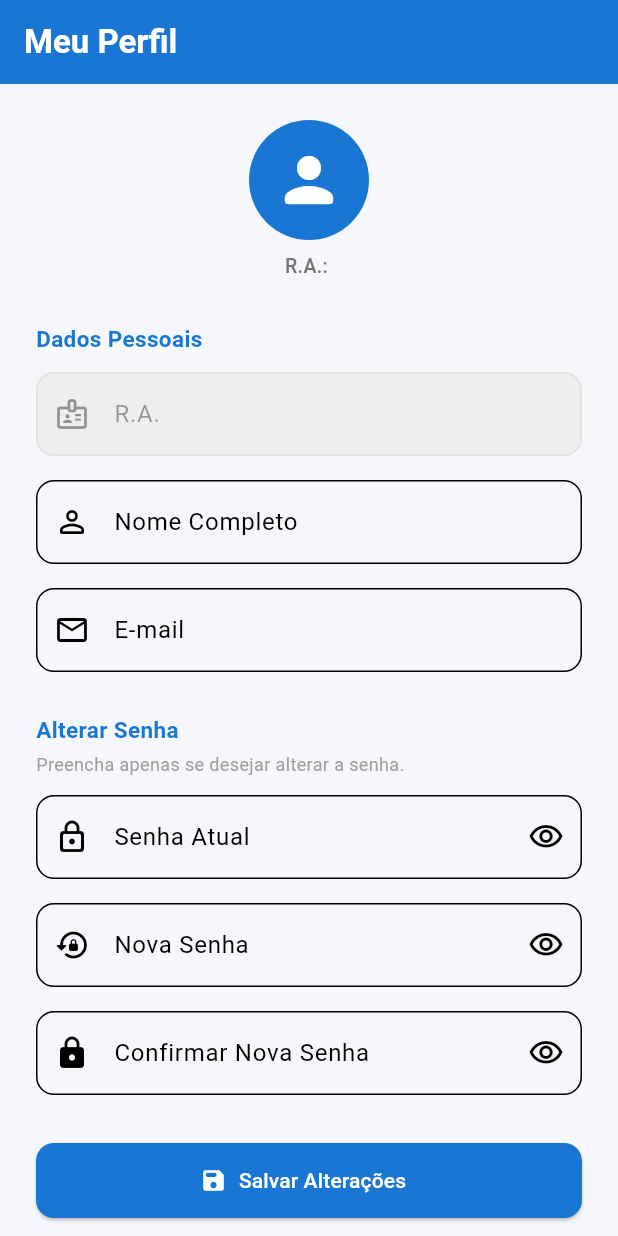
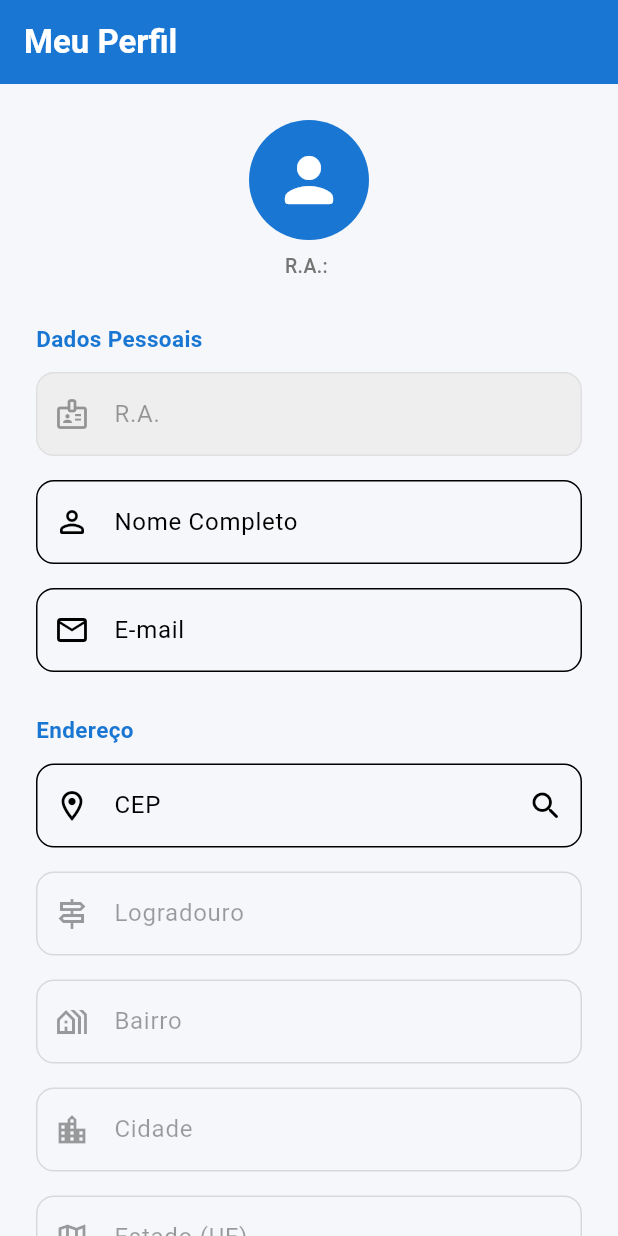
Before and after one commit to amand4morais/C.A.T, a Flutter app: the ProfileView screen opened by its route, on a phone screen of 412 x 824 dp. Run offline on Flutter 3.47's test engine with Material 3 defaults, Android fonts, the phone set to English and light mode, and no system bars; our stand-ins replace flutter_dotenv, go_router, image_picker, shared_preferences, supabase_flutter; accounts and stored records are empty.

Commit message:
feat: add viaCEP, add melhora nos views, arrumada model para receber CEP

```diff
--- /dev/null
+++ b/lib/models/address_model.dart
@@ -0,0 +1,25 @@
+class Address {
+  final String cep;
+  final String logradouro;
+  final String bairro;
+  final String localidade;
+  final String uf;
+
+  const Address({
+    required this.cep,
+    required this.logradouro,
+    required this.bairro,
+    required this.localidade,
+    required this.uf,
+  });
+
+  factory Address.fromJson(Map<String, dynamic> json) {
+    return Address(
+      cep: json['cep']?.toString() ?? '',
+      logradouro: json['logradouro']?.toString() ?? '',
+      bairro: json['bairro']?.toString() ?? '',
+      localidade: json['localidade']?.toString() ?? '',
+      uf: json['uf']?.toString() ?? '',
+    );
+  }
+}
--- a/lib/models/user_model.dart
+++ b/lib/models/user_model.dart
@@ -4,6 +4,12 @@ class User {
   final String email;
   final DateTime dataNascimento;
   final String senha;
+  final String? cep;
+  final String? logradouro;
+  final String? bairro;
+  final String? localidade;
+  final String? uf;
+  final String? fotoUrl;
 
   const User({
     required this.ra,
@@ -11,5 +17,11 @@ class User {
     required this.email,
     required this.dataNascimento,
     required this.senha,
+    this.cep,
+    this.logradouro,
+    this.bairro,
+    this.localidade,
+    this.uf,
+    this.fotoUrl,
   });
 }
--- a/lib/views/profile_view.dart
+++ b/lib/views/profile_view.dart
@@ -1,5 +1,6 @@
 import 'package:flutter/material.dart';
 import 'package:go_router/go_router.dart';
+import 'package:image_picker/image_picker.dart';
 import 'package:provider/provider.dart';
 
 import '../viewmodels/auth_viewmodel.dart';
@@ -15,6 +16,11 @@ class _ProfileViewState extends State<ProfileView> {
   final _formKey = GlobalKey<FormState>();
   late final TextEditingController _nomeController;
   late final TextEditingController _emailController;
+  late final TextEditingController _cepController;
+  late final TextEditingController _logradouroController;
+  late final TextEditingController _bairroController;
+  late final TextEditingController _localidadeController;
+  late final TextEditingController _ufController;
   final TextEditingController _senhaAtualController = TextEditingController();
   final TextEditingController _novaSenhaController = TextEditingController();
   final TextEditingController _confirmarSenhaController =
@@ -30,12 +36,22 @@ class _ProfileViewState extends State<ProfileView> {
     final user = context.read<AuthViewModel>().currentUser;
     _nomeController = TextEditingController(text: user?.nome ?? '');
     _emailController = TextEditingController(text: user?.email ?? '');
+    _cepController = TextEditingController(text: user?.cep ?? '');
+    _logradouroController = TextEditingController(text: user?.logradouro ?? '');
+    _bairroController = TextEditingController(text: user?.bairro ?? '');
+    _localidadeController = TextEditingController(text: user?.localidade ?? '');
+    _ufController = TextEditingController(text: user?.uf ?? '');
   }
 
   @override
   void dispose() {
     _nomeController.dispose();
     _emailController.dispose();
+    _cepController.dispose();
+    _logradouroController.dispose();
+    _bairroController.dispose();
+    _localidadeController.dispose();
+    _ufController.dispose();
     _senhaAtualController.dispose();
     _novaSenhaController.dispose();
     _confirmarSenhaController.dispose();
@@ -69,6 +85,11 @@ class _ProfileViewState extends State<ProfileView> {
     await viewModel.updateProfile(
       nome: _nomeController.text.trim(),
       email: _emailController.text.trim(),
+      cep: _cepController.text.trim(),
+      logradouro: _logradouroController.text.trim(),
+      bairro: _bairroController.text.trim(),
+      localidade: _localidadeController.text.trim(),
+      uf: _ufController.text.trim(),
     );
 
     if (mounted) {
@@ -89,6 +110,47 @@ class _ProfileViewState extends State<ProfileView> {
     if (mounted) context.go('/login');
   }
 
+  Future<void> _buscarCep() async {
+    final cep = _cepController.text.replaceAll(RegExp(r'[^0-9]'), '');
+    if (cep.length != 8) return;
+    final address = await context.read<AuthViewModel>().fetchCep(cep);
+    if (address != null && mounted) {
+      _logradouroController.text = address.logradouro;
+      _bairroController.text = address.bairro;
+      _localidadeController.text = address.localidade;
+      _ufController.text = address.uf;
+    }
+  }
+
+  void _mostrarOpcoesImagem(AuthViewModel viewModel) {
+    showModalBottomSheet<void>(
+      context: context,
+      builder: (sheetContext) {
+        return Column(
+          mainAxisSize: MainAxisSize.min,
+          children: [
+            ListTile(
+              leading: const Icon(Icons.camera_alt_rounded),
+              title: const Text('Câmera'),
+              onTap: () {
+                Navigator.of(sheetContext).pop();
+                viewModel.updateProfileImage(ImageSource.camera);
+              },
+            ),
+            ListTile(
+              leading: const Icon(Icons.photo_library_rounded),
+              title: const Text('Galeria'),
+              onTap: () {
+                Navigator.of(sheetContext).pop();
+                viewModel.updateProfileImage(ImageSource.gallery);
+              },
+            ),
+          ],
+        );
+      },
+    );
+  }
+
   @override
   Widget build(BuildContext context) {
     return Scaffold(
@@ -105,6 +167,7 @@ class _ProfileViewState extends State<ProfileView> {
       body: Consumer<AuthViewModel>(
         builder: (context, viewModel, _) {
           final user = viewModel.currentUser;
+          final fotoUrl = user?.fotoUrl;
           return SingleChildScrollView(
             padding: const EdgeInsets.all(24),
             child: Center(
@@ -116,13 +179,25 @@ class _ProfileViewState extends State<ProfileView> {
                     crossAxisAlignment: CrossAxisAlignment.stretch,
                     children: [
                       Center(
-                        child: CircleAvatar(
-                          radius: 40,
-                          backgroundColor: const Color(0xFF1976D2),
-                          child: const Icon(
-                            Icons.person_rounded,
-                            size: 48,
-                            color: Colors.white,
+                        child: GestureDetector(
+                          onTap: () => _mostrarOpcoesImagem(viewModel),
+                          child: CircleAvatar(
+                            radius: 40,
+                            backgroundColor:
+                                fotoUrl != null && fotoUrl.isNotEmpty
+                                ? Colors.transparent
+                                : const Color(0xFF1976D2),
+                            backgroundImage:
+                                fotoUrl != null && fotoUrl.isNotEmpty
+                                ? NetworkImage(fotoUrl)
+                                : null,
+                            child: fotoUrl != null && fotoUrl.isNotEmpty
+                                ? null
+                                : const Icon(
+                                    Icons.person_rounded,
+                                    size: 48,
+                                    color: Colors.white,
+                                  ),
                           ),
                         ),
                       ),
@@ -174,6 +249,57 @@ class _ProfileViewState extends State<ProfileView> {
                           prefixIcon: Icon(Icons.email_outlined),
                         ),
                         validator: viewModel.validateEmail,
+                      ),
+                      const SizedBox(height: 28),
+                      const _SectionTitle(title: 'Endereço'),
+                      const SizedBox(height: 12),
+                      TextFormField(
+                        controller: _cepController,
+                        keyboardType: TextInputType.number,
+                        decoration: InputDecoration(
+                          labelText: 'CEP',
+                          prefixIcon: const Icon(Icons.location_on_outlined),
+                          suffixIcon: IconButton(
+                            icon: const Icon(Icons.search_rounded),
+                            onPressed: _buscarCep,
+                          ),
+                        ),
+                      ),
+                      const SizedBox(height: 16),
+                      TextFormField(
+                        controller: _logradouroController,
+                        enabled: false,
+                        decoration: const InputDecoration(
+                          labelText: 'Logradouro',
+                          prefixIcon: Icon(Icons.signpost_outlined),
+                        ),
+                      ),
+                      const SizedBox(height: 16),
+                      TextFormField(
+                        controller: _bairroController,
+                        enabled: false,
+                        decoration: const InputDecoration(
+                          labelText: 'Bairro',
+                          prefixIcon: Icon(Icons.holiday_village_outlined),
+                        ),
+                      ),
+                      const SizedBox(height: 16),
+                      TextFormField(
+                        controller: _localidadeController,
+                        enabled: false,
+                        decoration: const InputDecoration(
+                          labelText: 'Cidade',
+                          prefixIcon: Icon(Icons.location_city_outlined),
+                        ),
+                      ),
+                      const SizedBox(height: 16),
+                      TextFormField(
+                        controller: _ufController,
+                        enabled: false,
+                        decoration: const InputDecoration(
+                          labelText: 'Estado (UF)',
+                          prefixIcon: Icon(Icons.map_outlined),
+                        ),
                       ),
                       const SizedBox(height: 28),
                       const _SectionTitle(title: 'Alterar Senha'),
--- a/pubspec.yaml
+++ b/pubspec.yaml
@@ -40,6 +40,8 @@ dependencies:
   shared_preferences: ^2.2.2
   supabase_flutter: ^2.5.0
   flutter_dotenv: ^5.1.0
+  image_picker: ^1.1.2
+  http: ^1.2.2
 
 dev_dependencies:
   flutter_test:
```
Also changed, not shown: lib/repositories/auth_repository.dart (+57 -0 lines), lib/viewmodels/auth_viewmodel.dart (+47 -1 lines), 1 other file.
